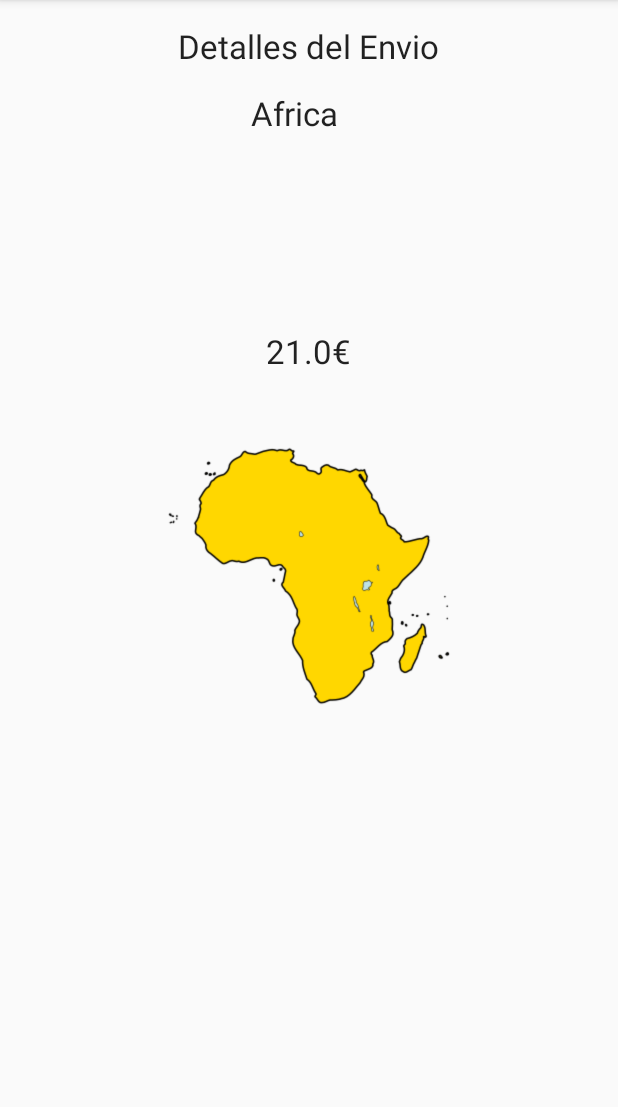
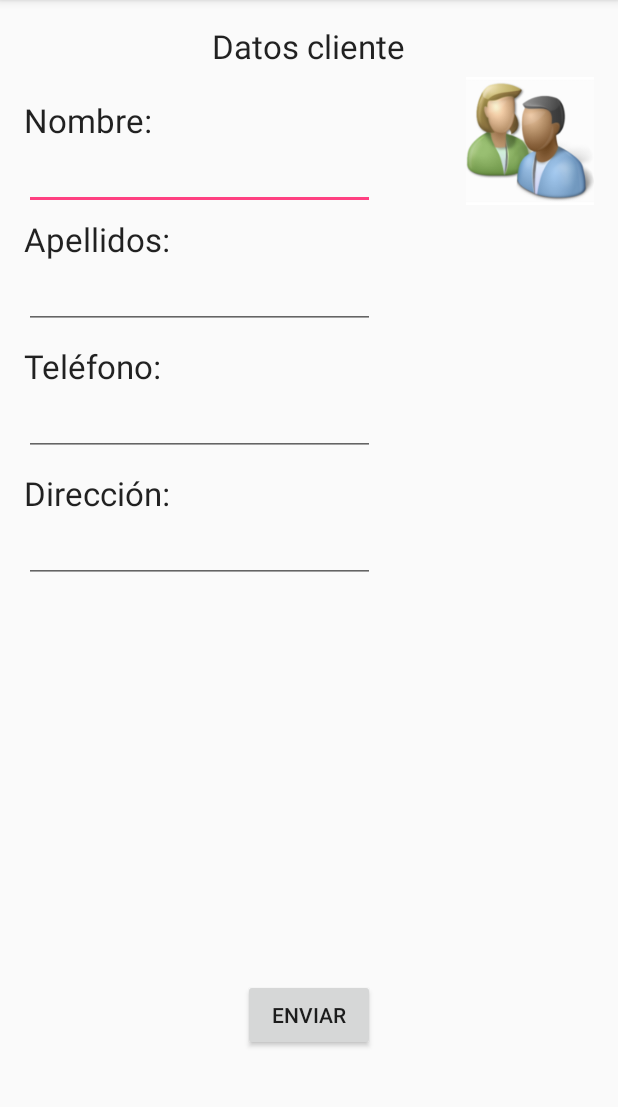
Before and after one commit to alvarorovira5/PMM, an Android app: the screen it shows after launch (evento before the commit, datosCliente after it), after a tap on "CALCULAR", on a phone screen of 412 x 824 dp, the part 84-1191 px from its top. Run offline under Robolectric (Android 15) with nearby library versions, the phone set to English and light mode, and no system bars.

Commit message:
Tercera pantalla

```diff
--- a/EjercicioNavidad/app/src/main/AndroidManifest.xml
+++ b/EjercicioNavidad/app/src/main/AndroidManifest.xml
@@ -17,7 +17,8 @@
         </activity>
         <activity android:name=".evento" />
         <activity android:name=".acerca_de" />
-        <activity android:name=".dibujo"></activity>
+        <activity android:name=".dibujo" />
+        <activity android:name=".datosCliente"></activity>
     </application>
 
 </manifest>
--- a/EjercicioNavidad/app/src/main/java/com/example/alvaro/ejercicionavidad/MainActivity.java
+++ b/EjercicioNavidad/app/src/main/java/com/example/alvaro/ejercicionavidad/MainActivity.java
@@ -121,10 +121,11 @@ public class MainActivity extends AppCompatActivity {
                     precioFinal+=2;
                 }
 
-                Intent i= new Intent(getApplicationContext(),evento.class);
+                Intent i= new Intent(getApplicationContext(),datosCliente.class);
 
                 Bundle datos= new Bundle();
-                datos.putString("datosEnviados",precioFinal+"€");
+
+                datos.putString("precio",precioFinal+"");
 
                 datos.putSerializable("continente",continente[idContinente]);
 
--- /dev/null
+++ b/EjercicioNavidad/app/src/main/java/com/example/alvaro/ejercicionavidad/datosCliente.java
@@ -0,0 +1,51 @@
+package com.example.alvaro.ejercicionavidad;
+
+import android.content.Intent;
+import android.support.v7.app.AppCompatActivity;
+import android.os.Bundle;
+import android.view.View;
+import android.widget.Button;
+import android.widget.EditText;
+
+public class datosCliente extends AppCompatActivity {
+    EditText nombre,apellidos,telefono,direccion;
+    Button botonEnviar;
+    @Override
+    protected void onCreate(Bundle savedInstanceState) {
+        super.onCreate(savedInstanceState);
+        setContentView(R.layout.activity_datos_cliente);
+
+        //recojo los datos enviados desde el mainActivity
+        //precioFinal + continente
+        final Bundle mybundle= getIntent().getExtras();
+
+
+
+        botonEnviar = (Button)findViewById(R.id.btnEnviar);
+
+        botonEnviar.setOnClickListener(new View.OnClickListener() {
+            @Override
+            public void onClick(View v) {
+                nombre=(EditText)findViewById(R.id.nombre);
+                apellidos=(EditText)findViewById(R.id.apellidos);
+                telefono=(EditText)findViewById(R.id.telefono);
+                direccion=(EditText)findViewById(R.id.direccion);
+
+                Intent i= new Intent(getApplicationContext(),evento.class);
+                Bundle bundleNuevo = new Bundle();
+
+                bundleNuevo.putString("nombre",nombre.getText().toString());
+                bundleNuevo.putString("apellidos",apellidos.getText().toString());
+                bundleNuevo.putString("telefono",telefono.getText().toString());
+                bundleNuevo.putString("direccion",direccion.getText().toString());
+
+                i.putExtras(mybundle);
+                i.putExtras(bundleNuevo);
+                startActivity(i);
+
+            }
+
+        });
+
+    }
+}
--- /dev/null
+++ b/EjercicioNavidad/app/src/main/res/layout/activity_datos_cliente.xml
@@ -0,0 +1,126 @@
+<?xml version="1.0" encoding="utf-8"?>
+<RelativeLayout xmlns:android="http://schemas.android.com/apk/res/android"
+    xmlns:tools="http://schemas.android.com/tools"
+    android:layout_width="match_parent"
+    android:layout_height="match_parent"
+    android:paddingBottom="@dimen/activity_vertical_margin"
+    android:paddingLeft="@dimen/activity_horizontal_margin"
+    android:paddingRight="@dimen/activity_horizontal_margin"
+    android:paddingTop="@dimen/activity_vertical_margin"
+    tools:context="com.example.alvaro.ejercicionavidad.datosCliente">
+
+    <TextView
+        android:layout_width="wrap_content"
+        android:layout_height="wrap_content"
+        android:textAppearance="?android:attr/textAppearanceLarge"
+        android:text="Datos cliente"
+        android:id="@+id/textView7"
+        android:layout_alignParentTop="true"
+        android:layout_centerHorizontal="true"
+         />
+
+    <TextView
+        android:layout_width="wrap_content"
+        android:layout_height="wrap_content"
+        android:textAppearance="?android:attr/textAppearanceLarge"
+        android:text="Nombre:"
+        android:id="@+id/text1"
+        android:layout_below="@+id/textView7"
+        android:layout_alignParentLeft="true"
+        android:layout_alignParentStart="true"
+        android:layout_marginTop="20dp" />
+
+    <TextView
+        android:layout_width="wrap_content"
+        android:layout_height="wrap_content"
+        android:textAppearance="?android:attr/textAppearanceLarge"
+        android:text="Apellidos:"
+        android:id="@+id/textView9"
+        android:layout_marginTop="50dp"
+        android:layout_below="@+id/text1"
+        android:layout_alignParentLeft="true"
+        android:layout_alignParentStart="true" />
+
+    <TextView
+        android:layout_width="wrap_content"
+        android:layout_height="wrap_content"
+        android:textAppearance="?android:attr/textAppearanceLarge"
+        android:text="Teléfono:"
+        android:id="@+id/textView11"
+        android:layout_below="@+id/apellidos"
+        android:layout_alignParentLeft="true"
+        android:layout_alignParentStart="true"
+        android:layout_marginTop="10dp" />
+
+    <TextView
+        android:layout_width="wrap_content"
+        android:layout_height="wrap_content"
+        android:textAppearance="?android:attr/textAppearanceLarge"
+        android:text="Dirección:"
+        android:id="@+id/textView10"
+        android:layout_below="@+id/telefono"
+        android:layout_alignParentLeft="true"
+        android:layout_alignParentStart="true"
+        android:layout_marginTop="10dp" />
+
+    <ImageView
+        android:layout_width="85dp"
+        android:layout_height="wrap_content"
+        android:id="@+id/imageCliente"
+        android:src="@drawable/usuario"
+        android:layout_alignParentTop="true"
+        android:layout_alignParentRight="true"
+        android:layout_alignParentEnd="true" />
+
+    <Button
+        android:layout_width="wrap_content"
+        android:layout_height="wrap_content"
+        android:text="Enviar"
+        android:id="@+id/btnEnviar"
+        android:layout_alignParentBottom="true"
+        android:layout_centerHorizontal="true"
+        android:layout_marginBottom="51dp" />
+
+    <EditText
+        android:layout_width="wrap_content"
+        android:layout_height="wrap_content"
+        android:id="@+id/nombre"
+        android:layout_below="@+id/text1"
+        android:layout_marginTop="0dp"
+        android:layout_alignRight="@+id/apellidos"
+        android:layout_alignEnd="@+id/apellidos"
+        android:layout_alignLeft="@+id/textView11"
+        android:layout_alignStart="@+id/textView11" />
+
+    <EditText
+        android:layout_width="wrap_content"
+        android:layout_height="wrap_content"
+        android:id="@+id/apellidos"
+        android:layout_below="@+id/textView9"
+        android:layout_alignParentLeft="true"
+        android:layout_alignParentStart="true"
+        android:layout_alignRight="@+id/btnEnviar"
+        android:layout_alignEnd="@+id/btnEnviar" />
+
+    <EditText
+        android:layout_width="wrap_content"
+        android:layout_height="wrap_content"
+        android:id="@+id/telefono"
+        android:layout_below="@+id/textView11"
+        android:layout_alignParentLeft="true"
+        android:layout_alignParentStart="true"
+        android:layout_alignRight="@+id/apellidos"
+        android:layout_alignEnd="@+id/apellidos"
+        android:inputType="number" />
+
+    <EditText
+        android:layout_width="wrap_content"
+        android:layout_height="wrap_content"
+        android:id="@+id/direccion"
+        android:layout_below="@+id/textView10"
+        android:layout_alignParentLeft="true"
+        android:layout_alignParentStart="true"
+        android:layout_alignRight="@+id/btnEnviar"
+        android:layout_alignEnd="@+id/btnEnviar" />
+
+</RelativeLayout>
```
Also changed, not shown: EjercicioNavidad/app/src/main/java/com/example/alvaro/ejercicionavidad/SQLiteOpenHelper.java (added, +8 -0 lines), EjercicioNavidad/app/src/main/java/com/example/alvaro/ejercicionavidad/evento.java (+20 -12 lines), EjercicioNavidad/app/src/main/res/layout/activity_evento.xml (+45 -4 lines), EjercicioNavidad/app/src/main/res/layout/activity_main.xml (+14 -1 lines), EjercicioNavidad/app/src/main/res/drawable/usuario.png (added).
